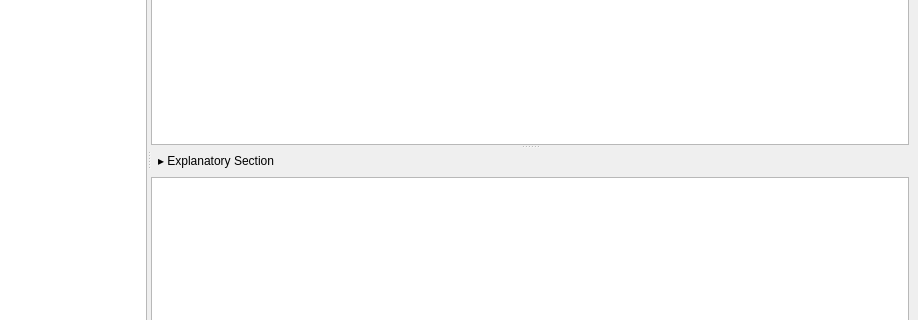
Before: the Qt Designer form src/dcmspec_explorer/resources/main_window.ui in dwikler/dcmspec-explorer, drawn with Qt 5; both pictures show x 482 to 1400 and y 247 to 567 of the 1400 by 768 pixel window.
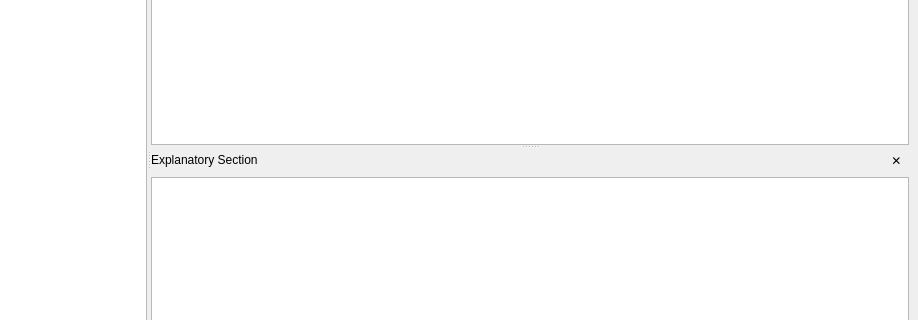
After: the same form once the commit is applied.

Commit message:
refactor: replace the explanation drawer's toggle with a close button
- Open the drawer only when a section reference link is clicked
- Close the drawer via its own button, keeping content cached
- Drop the pre-load drawer handle shown before any link is clicked
- Replace the toggle chevron with a header row (label + close button)
- Add light/dark close icon variants, chosen by window background
- fix: broken icon-credit link in existing icons and README

What changed in the file:
```diff
--- a/src/dcmspec_explorer/resources/main_window.ui
+++ b/src/dcmspec_explorer/resources/main_window.ui
@@ -191,9 +191,25 @@
              <number>0</number>
             </property>
             <item>
-             <widget class="QToolButton" name="explanationToggleButton">
+             <layout class="QHBoxLayout" name="explanationHeaderLayout">
+              <item>
+               <widget class="QLabel" name="explanationHeaderLabel">
               <property name="text">
-               <string>▸ Explanatory Section</string>
+                 <string>Explanatory Section</string>
+                </property>
+               </widget>
+              </item>
+              <item>
+               <spacer name="explanationHeaderSpacer">
+                <property name="orientation">
+                 <enum>Qt::Orientation::Horizontal</enum>
+                </property>
+               </spacer>
+              </item>
+              <item>
+               <widget class="QToolButton" name="explanationCloseButton">
+                <property name="text">
+                 <string>✕</string>
               </property>
               <property name="toolButtonStyle">
                <enum>Qt::ToolButtonStyle::ToolButtonTextOnly</enum>
@@ -202,6 +218,8 @@
                <bool>true</bool>
               </property>
              </widget>
+              </item>
+             </layout>
             </item>
             <item>
              <widget class="QTextBrowser" name="explanationTextBrowser">
```
Lines whose indentation alone changed are shown as unchanged. The commit also changes 10 other files.
